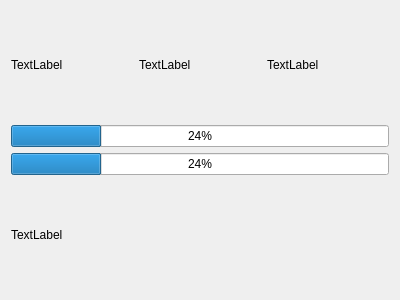
Before: the Qt Designer form FileManagerFileTransferWidget.ui in wruwami/TPCAM-M30, drawn with Qt 5.
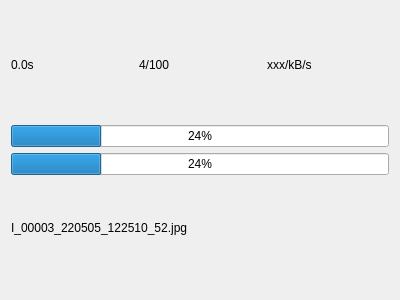
After: the same form once the commit is applied. Custom widgets are drawn as their Qt base class.

What changed in the file:
```diff
--- a/FileManagerFileTransferWidget.ui
+++ b/FileManagerFileTransferWidget.ui
@@ -19,21 +19,21 @@
      <item row="0" column="0">
       <widget class="CustomLabel" name="remaiTimeLabel">
        <property name="text">
-        <string>TextLabel</string>
+        <string>0.0s</string>
        </property>
       </widget>
      </item>
      <item row="0" column="1">
       <widget class="CustomLabel" name="fileCountLabel">
        <property name="text">
-        <string>TextLabel</string>
+        <string>4/100</string>
        </property>
       </widget>
      </item>
      <item row="0" column="2">
       <widget class="CustomLabel" name="speedLabel">
        <property name="text">
-        <string>TextLabel</string>
+        <string>xxx/kB/s</string>
        </property>
       </widget>
      </item>
@@ -54,7 +54,8 @@
      <item row="3" column="0" colspan="3">
       <widget class="CustomLabel" name="fileNameLabel">
        <property name="text">
-        <string>TextLabel</string>
+        <string>I_00003_220505_122510_52.jpg
+</string>
        </property>
       </widget>
      </item>
```
Left out of the diff: 2 changed lines with no effect on the pictures.
